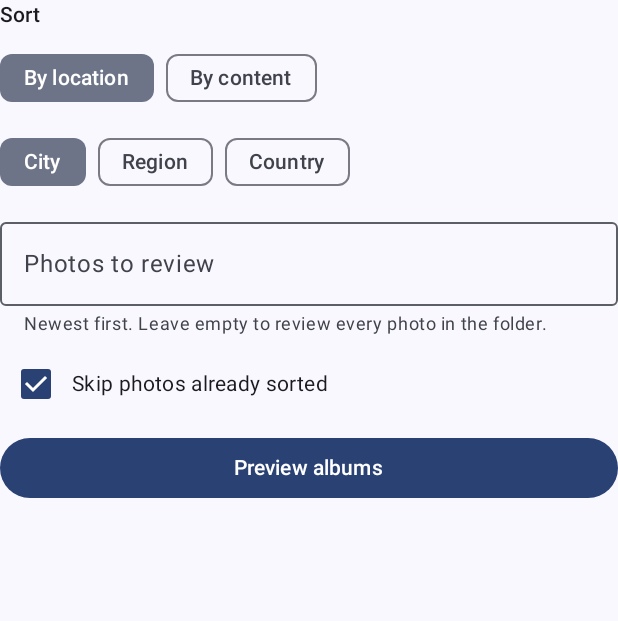
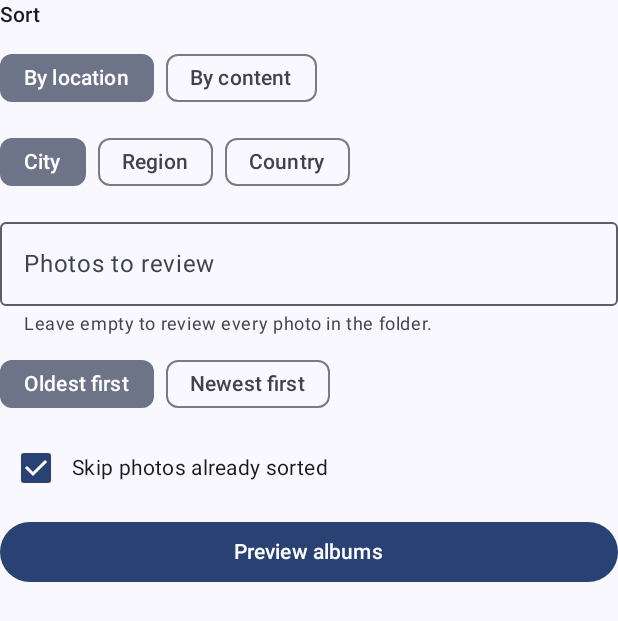
Before and after one commit to adiazy/PetWalk, an Android app built with Jetpack Compose: the composable Controls shown on its own in the app's theme, on a phone screen of 412 x 824 dp. Shown: the top 621 px of the screen. Run offline under Robolectric (Android 15) with nearby library versions, the phone set to English and light mode, and no system bars; libraries missing offline, so code that uses them is left out: com.google.mlkit.vision.

Commit message:
Photo Sorter: review photos oldest first by default, with a newest-first option
Co-Authored-By: Claude Opus 5.5 <noreply@anthropic.com>
Claude-Session: https://claude.ai/code/session_014RkRiFY998jyxdLFaYA3aD

```diff
--- a/photo-sorter-app/app/src/main/java/com/petwalk/photosorter/MainActivity.kt
+++ b/photo-sorter-app/app/src/main/java/com/petwalk/photosorter/MainActivity.kt
@@ -211,12 +211,22 @@ private fun Controls(state: UiState, viewModel: SorterViewModel) {
             onValueChange = viewModel::setLimit,
             label = { Text("Photos to review") },
             placeholder = { Text("All") },
-            supportingText = { Text("Newest first. Leave empty to review every photo in the folder.") },
+            supportingText = { Text("Leave empty to review every photo in the folder.") },
             keyboardOptions = KeyboardOptions(keyboardType = KeyboardType.Number),
             singleLine = true,
             enabled = !state.busy,
             modifier = Modifier.fillMaxWidth(),
         )
+        Row(horizontalArrangement = Arrangement.spacedBy(8.dp)) {
+            listOf(true to "Oldest first", false to "Newest first").forEach { (oldest, label) ->
+                FilterChip(
+                    selected = state.oldestFirst == oldest,
+                    onClick = { viewModel.setOldestFirst(oldest) },
+                    label = { Text(label) },
+                    enabled = !state.busy,
+                )
+            }
+        }
         Row(verticalAlignment = Alignment.CenterVertically) {
             Checkbox(
                 checked = state.skipSorted,
--- a/photo-sorter-app/app/src/main/java/com/petwalk/photosorter/PhotoStore.kt
+++ b/photo-sorter-app/app/src/main/java/com/petwalk/photosorter/PhotoStore.kt
@@ -29,13 +29,13 @@ class PhotoStore(private val resolver: ContentResolver) {
         null
     }
 
-    /** All images in the folder and its subfolders, newest first, except our own output folder. */
+    /** All images in the folder and its subfolders, oldest first, except our own output folder. */
     fun photos(tree: Uri): List<Photo> {
         val photos = mutableListOf<Pair<Photo, Long>>()
         walk(tree, DocumentsContract.getTreeDocumentId(tree), skipOutput = true) { photo, modified ->
             photos += photo to modified
         }
-        return photos.sortedByDescending { it.second }.map { it.first }
+        return photos.sortedBy { it.second }.map { it.first }
     }
 
     /** Names of the photos already in the Sorted folder, so they can be skipped. */
--- a/photo-sorter-app/app/src/main/java/com/petwalk/photosorter/SorterViewModel.kt
+++ b/photo-sorter-app/app/src/main/java/com/petwalk/photosorter/SorterViewModel.kt
@@ -27,6 +27,7 @@ data class UiState(
     val focusLabels: String = "",
     val limit: String = "", // empty = all photos
     val skipSorted: Boolean = true,
+    val oldestFirst: Boolean = true,
     val busy: Boolean = false,
     val progress: Float = 0f,
     val status: String? = null,
@@ -83,6 +84,7 @@ class SorterViewModel(app: Application) : AndroidViewModel(app) {
     fun setFocusLabels(value: String) = reset { it.copy(focusLabels = value) }
     fun setLimit(value: String) = reset { it.copy(limit = value.filter(Char::isDigit).take(6)) }
     fun setSkipSorted(value: Boolean) = reset { it.copy(skipSorted = value) }
+    fun setOldestFirst(value: Boolean) = reset { it.copy(oldestFirst = value) }
 
     // Any settings change makes the current preview stale.
     private fun reset(change: (UiState) -> UiState) =
@@ -96,7 +98,7 @@ class SorterViewModel(app: Application) : AndroidViewModel(app) {
             _state.update { it.copy(busy = true, progress = 0f, groups = emptyList(), status = "Reading folder…") }
             var summary = ""
             val groups = withContext(Dispatchers.IO) {
-                var candidates = store.photos(folder)
+                var candidates = store.photos(folder).let { if (s.oldestFirst) it else it.asReversed() }
                 val inFolder = candidates.size
                 if (s.skipSorted) {
                     val done = store.sortedNames(folder)
@@ -106,7 +108,7 @@ class SorterViewModel(app: Application) : AndroidViewModel(app) {
                 val photos = if (limit != null) candidates.take(limit) else candidates
                 summary = buildString {
                     append("Reviewed ${photos.size} of $inFolder photos in the folder")
-                    if (limit != null) append(" (newest first)")
+                    if (limit != null) append(if (s.oldestFirst) " (oldest first)" else " (newest first)")
                     val skipped = inFolder - candidates.size
                     if (skipped > 0) append(", skipping $skipped already sorted")
                     val left = candidates.size - photos.size
```
Also changed, not shown: 1 other file.
